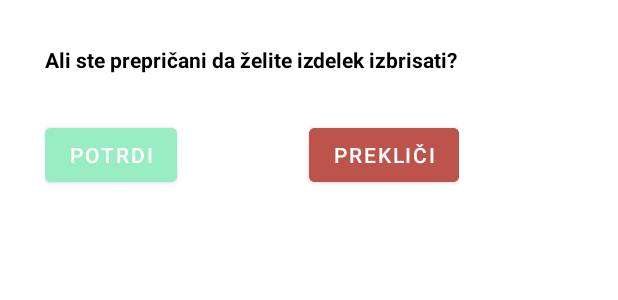
After one commit to Prezely/FajndItApp, an Android app: the layout dialog.xml on its own in the app's theme, with its tools: preview values and no code run, on a phone screen of 412 x 824 dp. The commit adds this screen. Shown: the top 300 px of the screen. Run offline under Robolectric (Android 15) with nearby library versions, the phone set to English and light mode, and no system bars.

Commit message:
dialog + dodano več podatkov

```diff
--- a/app/src/main/java/si/uni_lj/fe/tnuv/fajnditapp/MainActivity.java
+++ b/app/src/main/java/si/uni_lj/fe/tnuv/fajnditapp/MainActivity.java
@@ -55,9 +55,6 @@ public class MainActivity extends AppCompatActivity {
             is.read(buffer);
             is.close();
 
-            System.out.println(is);
-            System.out.println(size);
-
             json = new String(buffer, "UTF-8");
             JSONObject object = new JSONObject(json);
             JSONArray jsonArray = object.getJSONArray("podatki");
--- /dev/null
+++ b/app/src/main/res/layout/dialog.xml
@@ -0,0 +1,55 @@
+<?xml version="1.0" encoding="utf-8"?>
+<androidx.constraintlayout.widget.ConstraintLayout xmlns:android="http://schemas.android.com/apk/res/android"
+    xmlns:app="http://schemas.android.com/apk/res-auto"
+    xmlns:tools="http://schemas.android.com/tools"
+    android:layout_width="wrap_content"
+    android:layout_height="wrap_content">
+
+
+    <TextView
+        android:id="@+id/textView4"
+        android:layout_width="wrap_content"
+        android:layout_height="wrap_content"
+        android:layout_margin="30dp"
+        android:layout_marginBottom="28dp"
+        android:text="Ali ste prepričani da želite izdelek izbrisati?"
+        android:textColor="@color/black"
+        android:textStyle="bold"
+        app:layout_constraintBottom_toTopOf="@+id/constraintLayout3"
+        app:layout_constraintEnd_toEndOf="parent"
+        app:layout_constraintHorizontal_bias="0.508"
+        app:layout_constraintStart_toStartOf="parent"
+        app:layout_constraintTop_toTopOf="parent" />
+
+    <androidx.constraintlayout.widget.ConstraintLayout
+        android:id="@+id/constraintLayout3"
+        android:layout_width="276dp"
+        android:layout_marginBottom="30dp"
+        android:layout_height="wrap_content"
+        app:layout_constraintBottom_toBottomOf="parent"
+        app:layout_constraintEnd_toEndOf="parent"
+        app:layout_constraintStart_toStartOf="parent">
+
+        <Button
+            android:id="@+id/potrdi"
+            android:layout_width="wrap_content"
+            android:layout_height="wrap_content"
+            android:backgroundTint="#99EDC3"
+            android:shadowColor="@color/black"
+            android:text="Potrdi"
+            app:layout_constraintBottom_toBottomOf="parent"
+            app:layout_constraintStart_toStartOf="parent"
+            app:layout_constraintTop_toTopOf="parent" />
+
+        <Button
+            android:id="@+id/preklici"
+            android:layout_width="wrap_content"
+            android:layout_height="wrap_content"
+            android:backgroundTint="#BC544B"
+            android:text="Prekliči"
+            app:layout_constraintBottom_toBottomOf="parent"
+            app:layout_constraintEnd_toEndOf="parent"
+            app:layout_constraintTop_toTopOf="parent" />
+    </androidx.constraintlayout.widget.ConstraintLayout>
+
+</androidx.constraintlayout.widget.ConstraintLayout>
```
Also changed, not shown: app/src/main/assets/podatkiizdelki.json (+104 -6 lines), app/src/main/java/si/uni_lj/fe/tnuv/fajnditapp/IzbraniAdapter.java (+33 -4 lines), app/src/main/java/si/uni_lj/fe/tnuv/fajnditapp/VozicekFragment.java (+13 -0 lines), app/src/main/res/drawable/banane.png (added), app/src/main/res/drawable/bazilika.png (added), app/src/main/res/drawable/cesen.png (added), app/src/main/res/drawable/ledenka.png (added), app/src/main/res/drawable/naktarine.png (added), app/src/main/res/drawable/paradiznik.png (added), app/src/main/res/drawable/piscanec.png (added), app/src/main/res/drawable/sirjost.png (added), 1 other file.
